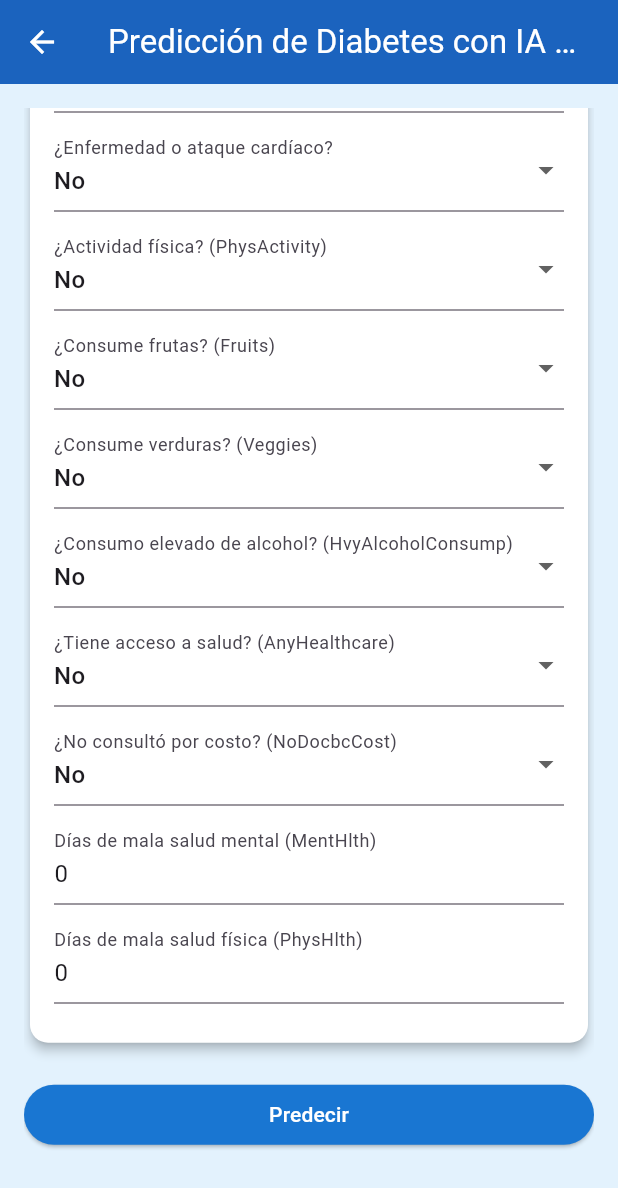
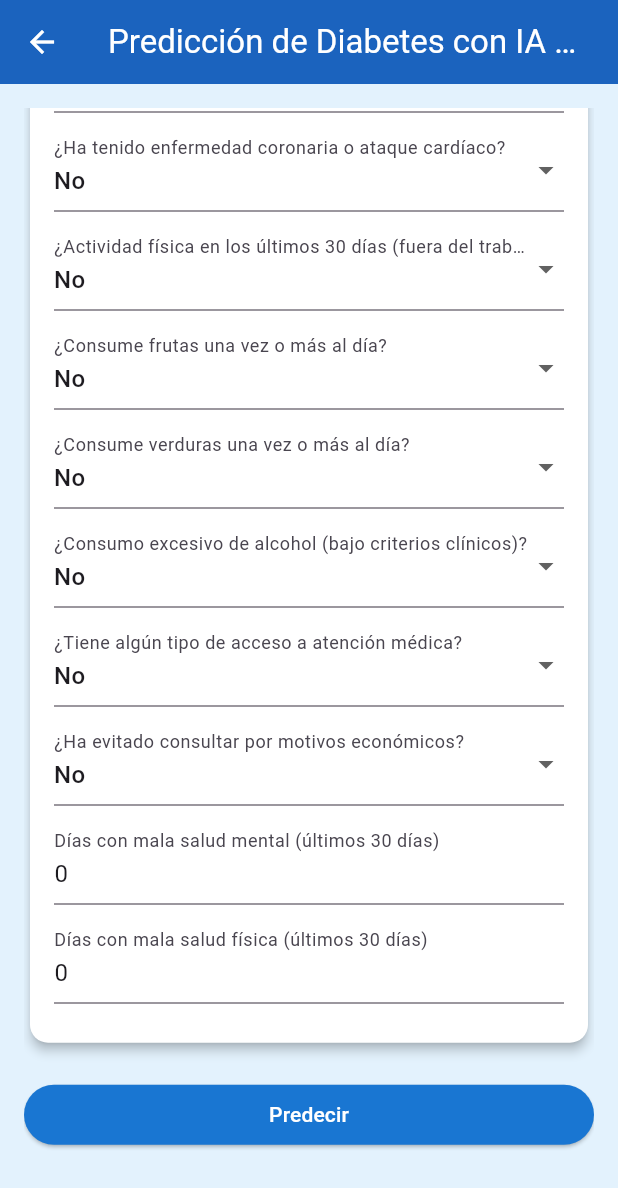
Before and after one commit to Ansc0307/Recetas, a Flutter app: the DiabeticPredictionForm screen opened directly, scrolled down 576 dp, on a phone screen of 412 x 824 dp. Shown: the top 1188 px of the screen. Run offline on Flutter 3.47's test engine with Material 3 defaults, Android fonts, the phone set to English and light mode, and no system bars; our stand-ins replace flutter_riverpod, flutter_tts, image_picker.

Commit message:
Diabetes actualizado

```diff
--- a/p_cookai-main/lib/diabetes/widgets/dia_results.dart
+++ b/p_cookai-main/lib/diabetes/widgets/dia_results.dart
@@ -83,35 +83,44 @@ class DiabeticPredictionCard extends StatelessWidget {
   Map<String, dynamic> _getDiabetesInfo(String code) {
   final Map<String, Map<String, dynamic>> info = {
     '0': {
-        'title': 'No se detecta diabetes',
-        'label': 'No tienes signos de diabetes actualmente.',
-        'explanation': 'Mantener un estilo de vida saludable reduce el riesgo de desarrollar diabetes en el futuro.',
-        'recommendation': 'Sigue comiendo de forma balanceada, haciendo ejercicio y acudiendo a chequeos regulares.',
+      'title': 'Sin indicios de diabetes',
+      'label': 'Actualmente no se detectan signos de diabetes.',
+      'explanation':
+          'Aunque no hay señales de diabetes, es importante continuar con hábitos saludables, ya que esta enfermedad puede desarrollarse con el tiempo.',
+      'recommendation':
+          'Mantén una alimentación equilibrada, realiza actividad física con regularidad, evita el sedentarismo y programa chequeos médicos anuales para prevenir cualquier cambio.',
       'color': Colors.green,
     },
     '1': {
-        'title': 'Diabetes Tipo 1 detectada',
-        'label': 'Tienes indicios de diabetes tipo 1.',
-        'explanation': 'Este tipo suele diagnosticarse en personas jóvenes y requiere control constante de insulina.',
-        'recommendation': 'Consulta a un endocrinólogo. El tratamiento incluye insulina, monitoreo y ajustes alimenticios.',
+      'title': 'Posible Diabetes Tipo 1',
+      'label': 'Se identifican indicios compatibles con diabetes tipo 1.',
+      'explanation':
+          'La diabetes tipo 1 suele aparecer a edades tempranas y se produce cuando el cuerpo deja de producir insulina. Requiere tratamiento médico constante.',
+      'recommendation':
+          'Consulta lo antes posible con un endocrinólogo. El tratamiento incluye insulina diaria, monitoreo continuo de glucosa y educación sobre el autocuidado. Un diagnóstico temprano mejora el control y la calidad de vida.',
       'color': Colors.orange,
     },
     '2': {
-        'title': 'Diabetes Tipo 2 detectada',
-        'label': 'Tienes indicios de diabetes tipo 2.',
-        'explanation': 'Es más común en adultos y está relacionada con el estilo de vida y la alimentación.',
-        'recommendation': 'Se recomienda una dieta controlada, actividad física regular y seguimiento médico frecuente.',
+      'title': 'Posible Diabetes Tipo 2',
+      'label': 'Se identifican indicios compatibles con diabetes tipo 2.',
+      'explanation':
+          'La diabetes tipo 2 está relacionada con factores como el sobrepeso, la alimentación y la falta de ejercicio. Puede desarrollarse gradualmente y pasar desapercibida al inicio.',
+      'recommendation':
+          'Agenda una cita médica para confirmar el diagnóstico. Los cambios en la dieta, el aumento de la actividad física y el control regular de glucosa son fundamentales para prevenir complicaciones.',
       'color': Colors.red,
     },
   };
 
   return info[code] ??
       {
-          'title': 'Resultado desconocido',
-          'label': 'No se pudo determinar el tipo de diabetes.',
-          'explanation': 'Es posible que haya un error en el código de predicción.',
-          'recommendation': 'Consulta a un profesional de salud para confirmar el diagnóstico.',
+        'title': 'Resultado no reconocido',
+        'label': 'No se pudo determinar el diagnóstico con el código recibido.',
+        'explanation':
+            'Podría tratarse de un error en el procesamiento del modelo o en los datos ingresados.',
+        'recommendation':
+            'Te recomendamos repetir el análisis y consultar a un profesional de salud si tienes dudas o síntomas.',
         'color': Colors.grey,
       };
 }
+
 }
--- a/p_cookai-main/lib/diabetes/widgets/health_form_fields.dart
+++ b/p_cookai-main/lib/diabetes/widgets/health_form_fields.dart
@@ -10,7 +10,7 @@ Widget buildHealthFormFields(Map<String, dynamic> formData, Function setStateCal
       }),
       const SizedBox(height: 10),
 
-      buildDropdown('Sexo', 'Sex', formData, [
+      buildDropdown('Sexo biológico', 'Sex', formData, [
         {'value': '0', 'label': 'Mujer'},
         {'value': '1', 'label': 'Hombre'},
       ], onChanged: (value) {
@@ -18,7 +18,7 @@ Widget buildHealthFormFields(Map<String, dynamic> formData, Function setStateCal
       }),
       const SizedBox(height: 10),
 
-      buildDropdown('Colesterol alto (HighChol)', 'HighChol', formData, [
+      buildDropdown('¿Colesterol alto diagnosticado?', 'HighChol', formData, [
         {'value': '0', 'label': 'No'},
         {'value': '1', 'label': 'Sí'},
       ], onChanged: (value) {
@@ -26,7 +26,7 @@ Widget buildHealthFormFields(Map<String, dynamic> formData, Function setStateCal
       }),
       const SizedBox(height: 10),
 
-      buildDropdown('Chequeo de colesterol (CholCheck)', 'CholCheck', formData, [
+      buildDropdown('¿Chequeo de colesterol en los últimos 5 años?', 'CholCheck', formData, [
         {'value': '0', 'label': 'No'},
         {'value': '1', 'label': 'Sí'},
       ], onChanged: (value) {
@@ -39,7 +39,7 @@ Widget buildHealthFormFields(Map<String, dynamic> formData, Function setStateCal
       }),
       const SizedBox(height: 10),
 
-      buildDropdown('¿Fuma? (Smoker)', 'Smoker', formData, [
+      buildDropdown('¿Ha fumado al menos 100 cigarrillos en su vida?', 'Smoker', formData, [
         {'value': '0', 'label': 'No'},
         {'value': '1', 'label': 'Sí'},
       ], onChanged: (value) {
@@ -47,7 +47,7 @@ Widget buildHealthFormFields(Map<String, dynamic> formData, Function setStateCal
       }),
       const SizedBox(height: 10),
 
-      buildDropdown('¿Ha tenido un ACV? (Stroke)', 'Stroke', formData, [
+      buildDropdown('¿Le han diagnosticado un ACV (derrame cerebral)?', 'Stroke', formData, [
         {'value': '0', 'label': 'No'},
         {'value': '1', 'label': 'Sí'},
       ], onChanged: (value) {
@@ -55,7 +55,7 @@ Widget buildHealthFormFields(Map<String, dynamic> formData, Function setStateCal
       }),
       const SizedBox(height: 10),
 
-      buildDropdown('¿Enfermedad o ataque cardíaco?', 'HeartDiseaseorAttack', formData, [
+      buildDropdown('¿Ha tenido enfermedad coronaria o ataque cardíaco?', 'HeartDiseaseorAttack', formData, [
         {'value': '0', 'label': 'No'},
         {'value': '1', 'label': 'Sí'},
       ], onChanged: (value) {
@@ -63,7 +63,7 @@ Widget buildHealthFormFields(Map<String, dynamic> formData, Function setStateCal
       }),
       const SizedBox(height: 10),
 
-      buildDropdown('¿Actividad física? (PhysActivity)', 'PhysActivity', formData, [
+      buildDropdown('¿Actividad física en los últimos 30 días (fuera del trabajo)?', 'PhysActivity', formData, [
         {'value': '0', 'label': 'No'},
         {'value': '1', 'label': 'Sí'},
       ], onChanged: (value) {
@@ -71,7 +71,7 @@ Widget buildHealthFormFields(Map<String, dynamic> formData, Function setStateCal
       }),
       const SizedBox(height: 10),
 
-      buildDropdown('¿Consume frutas? (Fruits)', 'Fruits', formData, [
+      buildDropdown('¿Consume frutas una vez o más al día?', 'Fruits', formData, [
         {'value': '0', 'label': 'No'},
         {'value': '1', 'label': 'Sí'},
       ], onChanged: (value) {
@@ -79,7 +79,7 @@ Widget buildHealthFormFields(Map<String, dynamic> formData, Function setStateCal
       }),
       const SizedBox(height: 10),
 
-      buildDropdown('¿Consume verduras? (Veggies)', 'Veggies', formData, [
+      buildDropdown('¿Consume verduras una vez o más al día?', 'Veggies', formData, [
         {'value': '0', 'label': 'No'},
         {'value': '1', 'label': 'Sí'},
       ], onChanged: (value) {
@@ -87,7 +87,7 @@ Widget buildHealthFormFields(Map<String, dynamic> formData, Function setStateCal
       }),
       const SizedBox(height: 10),
 
-      buildDropdown('¿Consumo elevado de alcohol? (HvyAlcoholConsump)', 'HvyAlcoholConsump', formData, [
+      buildDropdown('¿Consumo excesivo de alcohol (bajo criterios clínicos)?', 'HvyAlcoholConsump', formData, [
         {'value': '0', 'label': 'No'},
         {'value': '1', 'label': 'Sí'},
       ], onChanged: (value) {
@@ -95,7 +95,7 @@ Widget buildHealthFormFields(Map<String, dynamic> formData, Function setStateCal
       }),
       const SizedBox(height: 10),
 
-      buildDropdown('¿Tiene acceso a salud? (AnyHealthcare)', 'AnyHealthcare', formData, [
+      buildDropdown('¿Tiene algún tipo de acceso a atención médica?', 'AnyHealthcare', formData, [
         {'value': '0', 'label': 'No'},
         {'value': '1', 'label': 'Sí'},
       ], onChanged: (value) {
@@ -103,7 +103,7 @@ Widget buildHealthFormFields(Map<String, dynamic> formData, Function setStateCal
       }),
       const SizedBox(height: 10),
 
-      buildDropdown('¿No consultó por costo? (NoDocbcCost)', 'NoDocbcCost', formData, [
+      buildDropdown('¿Ha evitado consultar por motivos económicos?', 'NoDocbcCost', formData, [
         {'value': '0', 'label': 'No'},
         {'value': '1', 'label': 'Sí'},
       ], onChanged: (value) {
@@ -112,14 +112,14 @@ Widget buildHealthFormFields(Map<String, dynamic> formData, Function setStateCal
       const SizedBox(height: 10),
 
       buildTextInput(
-        'Días de mala salud mental (MentHlth)', 'MentHlth', formData,
+        'Días con mala salud mental (últimos 30 días)', 'MentHlth', formData,
         maxValue: 30, minValue: 0,
         onChanged: (value) => formData['MentHlth'] = value,
       ),
       const SizedBox(height: 10),
 
       buildTextInput(
-        'Días de mala salud física (PhysHlth)', 'PhysHlth', formData,
+        'Días con mala salud física (últimos 30 días)', 'PhysHlth', formData,
         maxValue: 30, minValue: 0,
         onChanged: (value) => formData['PhysHlth'] = value,
       ),
```
Lines whose indentation alone changed are shown as unchanged.
